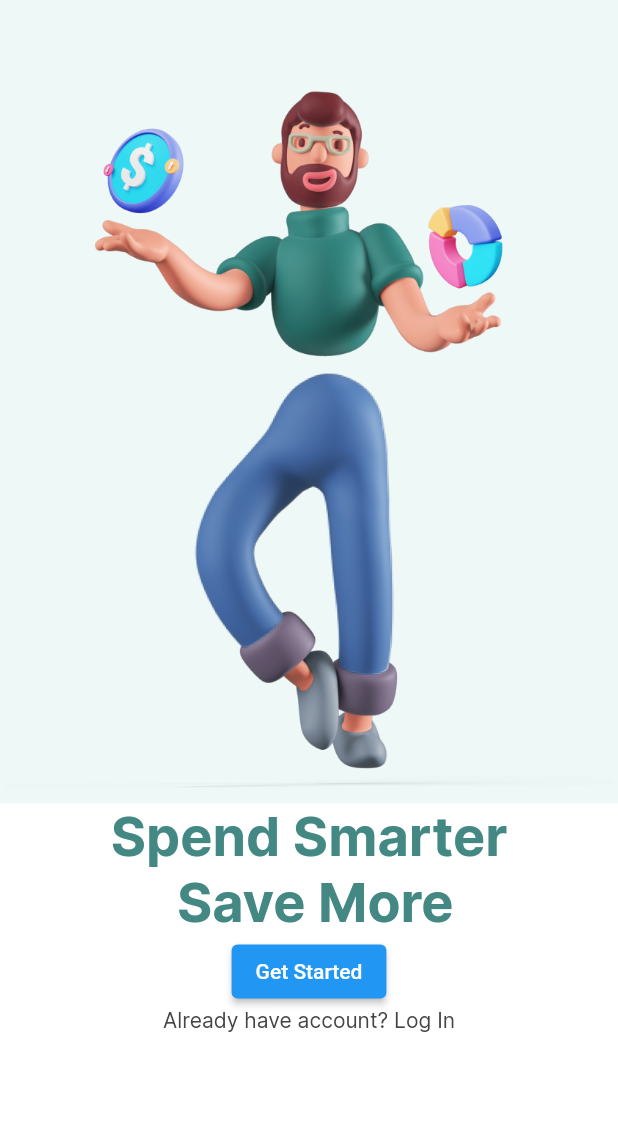
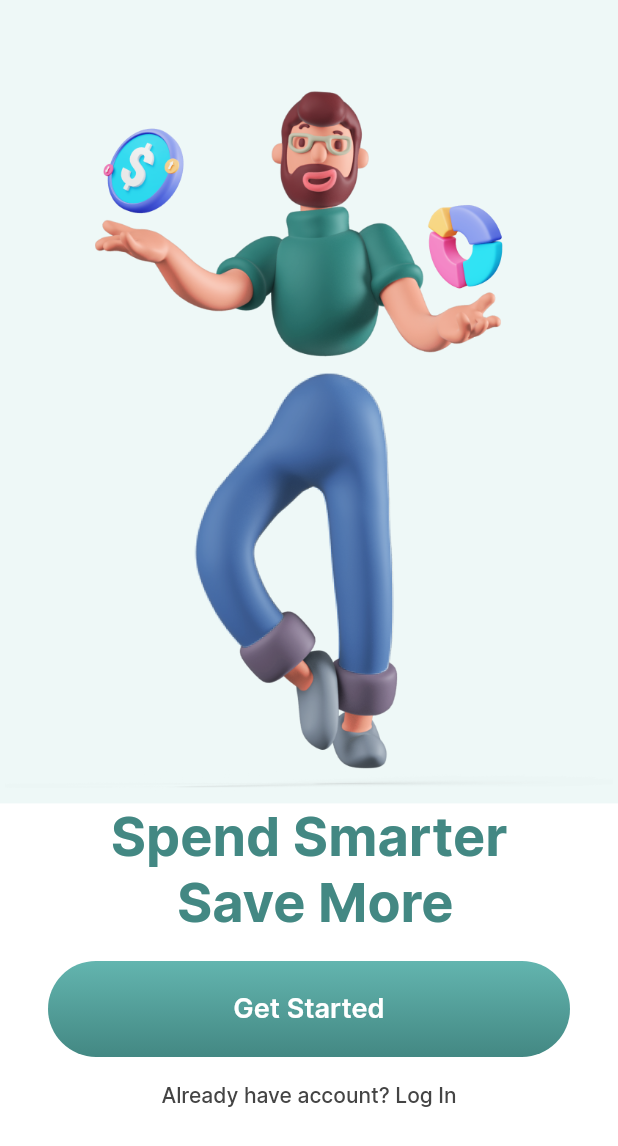
Before and after one commit to thyagosouza/financial_app, a Flutter app: the screen it shows after launch, on a phone screen of 412 x 824 dp. Shown: the top 1146 px of the screen. Run offline on Flutter 3.47's test engine with Material 2 defaults, Android fonts, the phone set to English and light mode, and no system bars.

Commit message:
Container, Padding e componentes personalizados

```diff
--- a/lib/common/constants/app_colors.dart
+++ b/lib/common/constants/app_colors.dart
@@ -10,6 +10,10 @@ class AppColors {
     Color(0xFF63b5af),
     Color(0xFF438883)
   ];
+  static const List<Color> grandientSplashLight = [
+    Color(0xFFD0D8D7),
+    Color(0xFFA4ACAC)
+  ];
   static const Color iceWhite = Color(0xFFeef8f7);
   static const Color greyDark = Color(0xFF444444);
 }
--- a/lib/common/constants/app_text_styles.dart
+++ b/lib/common/constants/app_text_styles.dart
@@ -17,4 +17,9 @@ class AppTextStyles {
     fontWeight: FontWeight.w500,
     fontFamily: 'Inter',
   );
+  static const TextStyle buttonText18 = TextStyle(
+    fontSize: 18,
+    fontWeight: FontWeight.w600,
+    fontFamily: 'Inter',
+  );
 }
--- /dev/null
+++ b/lib/common/widgets/primary_button.dart
@@ -0,0 +1,46 @@
+import 'package:flutter/material.dart';
+
+import '../constants/app_colors.dart';
+import '../constants/app_text_styles.dart';
+
+class PrimaryButton extends StatelessWidget {
+  final VoidCallback? onPressed;
+  final String text;
+  const PrimaryButton({
+    Key? key,
+    this.onPressed,
+    required this.text,
+  }) : super(key: key);
+
+  @override
+  Widget build(BuildContext context) {
+    return Container(
+      width: double.infinity,
+      height: 64,
+      decoration: BoxDecoration(
+        gradient: LinearGradient(
+          colors: onPressed != null
+              ? AppColors.grandientSplash
+              : AppColors.grandientSplashLight,
+          begin: Alignment.topCenter,
+          end: Alignment.bottomCenter,
+        ),
+        borderRadius: BorderRadius.circular(38),
+      ),
+      child: ElevatedButton(
+        onPressed: onPressed,
+        child: Text(
+          text,
+          style: AppTextStyles.buttonText18.copyWith(color: AppColors.white),
+        ),
+        style: ElevatedButton.styleFrom(
+          backgroundColor: Colors.transparent,
+          shadowColor: Colors.transparent,
+          shape: RoundedRectangleBorder(
+            borderRadius: BorderRadius.circular(38),
+          ),
+        ),
+      ),
+    );
+  }
+}
--- a/lib/features/onboarding/onboarding_page.dart
+++ b/lib/features/onboarding/onboarding_page.dart
@@ -1,6 +1,8 @@
 import 'package:finance_app/common/constants/app_colors.dart';
 import 'package:finance_app/common/constants/app_text_styles.dart';
 import 'package:flutter/material.dart';
+
+import '../../common/widgets/primary_button.dart';
 
 class OnboardingPage extends StatelessWidget {
   @override
@@ -13,8 +15,11 @@ class OnboardingPage extends StatelessWidget {
             height: 60,
           ),
           Expanded(
-              flex: 2,
-              child: Container(child: Image.asset('assets/images/man.png'))),
+            flex: 2,
+            child: Container(
+              child: Image.asset('assets/images/man.png'),
+            ),
+          ),
           Container(
             height: MediaQuery.of(context).size.height * 0.35,
             color: AppColors.white,
@@ -29,9 +34,15 @@ class OnboardingPage extends StatelessWidget {
                         .copyWith(color: AppColors.greenLight2),
                   ),
                 ),
-                ElevatedButton(
-                  onPressed: () {},
-                  child: Text('Get Started'),
+                Padding(
+                  padding: const EdgeInsets.symmetric(
+                    horizontal: 32.0,
+                    vertical: 17,
+                  ),
+                  child: PrimaryButton(
+                    text: 'Get Started',
+                    onPressed: () {},
+                  ),
                 ),
                 Text(
                   'Already have account? Log In',
```
Also changed, not shown: pubspec.yaml (+7 -0 lines), assets/fonts/Inter-Black.ttf (added), assets/fonts/Inter-ExtraBold.ttf (added), assets/fonts/Inter-ExtraLight.ttf (added), assets/fonts/Inter-Medium.ttf (added), assets/fonts/Inter-SemiBold.ttf (added), assets/fonts/Inter-Thin.ttf (added).
